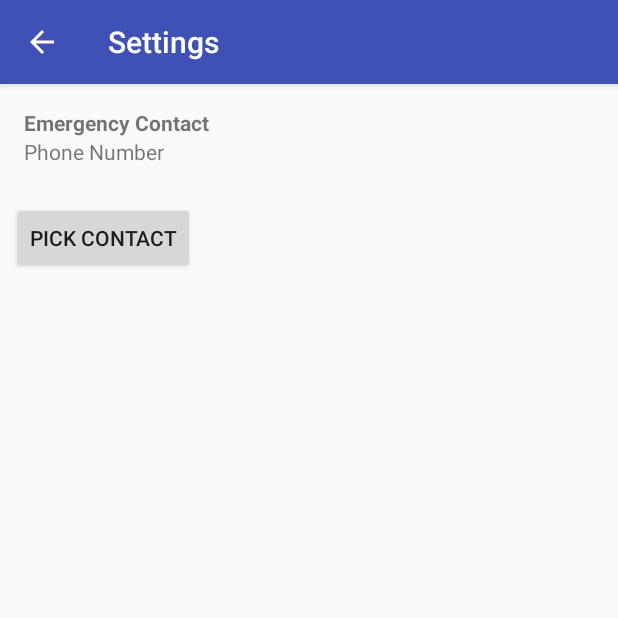
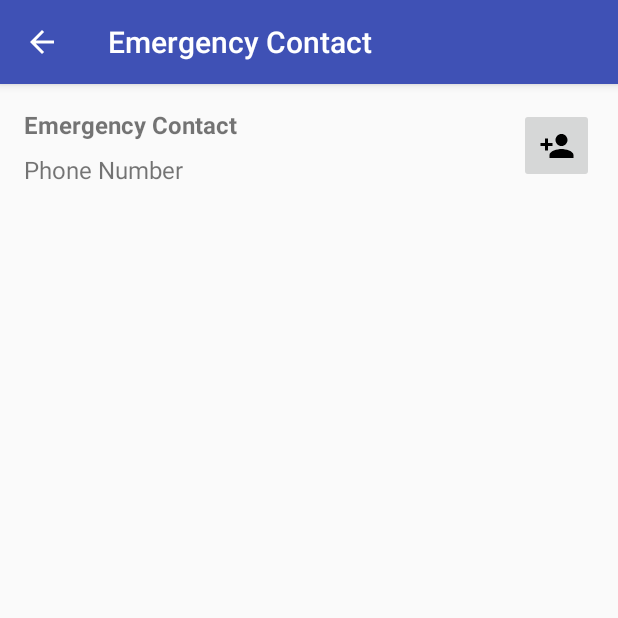
Before and after one commit to katsik/stillStanding, an Android app: the PreferencesScreen screen opened directly, with no data from a screen before it, on a phone screen of 412 x 824 dp, the top half of it. Run offline under Robolectric (Android 15) with nearby library versions, the phone set to English and light mode, and no system bars.

Commit message:
Changed layout of the preferences screen.

```diff
--- a/app/src/main/java/com/sleepycookie/stillstanding/PreferencesScreen.java
+++ b/app/src/main/java/com/sleepycookie/stillstanding/PreferencesScreen.java
@@ -15,6 +15,7 @@ import android.support.v7.app.AppCompatActivity;
 import android.util.Log;
 import android.view.View;
 import android.widget.Button;
+import android.widget.ImageButton;
 import android.widget.TextView;
 
 import com.sleepycookie.stillstanding.data.StillStandingPreferences;
@@ -30,7 +31,8 @@ import java.util.List;
 
 public class PreferencesScreen extends AppCompatActivity {
 
-    Button phoneContactsButtton;
+//    Button phoneContactsButtton;
+    ImageButton phoneContactsButtton;
     TextView emergencyNumber;
     TextView emergencyContact;
 
@@ -47,7 +49,8 @@ public class PreferencesScreen extends AppCompatActivity {
         // Enable the Up button
         ab.setDisplayHomeAsUpEnabled(true);
 
-        phoneContactsButtton = (Button) findViewById(R.id.set_contact);
+//        phoneContactsButtton = (Button) findViewById(R.id.set_contact);
+        phoneContactsButtton = (ImageButton) findViewById(R.id.set_contact);
         emergencyContact = (TextView) findViewById(R.id.contact_name);
         emergencyNumber = (TextView) findViewById(R.id.contact_phone);
 
--- /dev/null
+++ b/app/src/main/res/drawable/ic_person_add_black_24dp.xml
@@ -0,0 +1,9 @@
+<vector xmlns:android="http://schemas.android.com/apk/res/android"
+        android:width="24dp"
+        android:height="24dp"
+        android:viewportWidth="24.0"
+        android:viewportHeight="24.0">
+    <path
+        android:fillColor="#FF000000"
+        android:pathData="M15,12c2.21,0 4,-1.79 4,-4s-1.79,-4 -4,-4 -4,1.79 -4,4 1.79,4 4,4zM6,10L6,7L4,7v3L1,10v2h3v3h2v-3h3v-2L6,10zM15,14c-2.67,0 -8,1.34 -8,4v2h16v-2c0,-2.66 -5.33,-4 -8,-4z"/>
+</vector>
--- a/app/src/main/res/layout/activity_preferences.xml
+++ b/app/src/main/res/layout/activity_preferences.xml
@@ -8,32 +8,45 @@
     android:orientation="vertical">
 
 
-    <LinearLayout
+    <RelativeLayout
         android:layout_width="match_parent"
         android:layout_height="wrap_content"
+        android:orientation="horizontal">
+
+        <LinearLayout
+            android:layout_width="wrap_content"
+            android:layout_height="wrap_content"
             android:orientation="vertical"
-        android:padding="16dp">
+            android:padding="16dp"
+            android:layout_toLeftOf="@+id/set_contact"
+            android:layout_alignParentLeft="true">
 
             <TextView
                 android:layout_width="match_parent"
                 android:layout_height="wrap_content"
                 android:id="@+id/contact_name"
                 android:text="@string/placeholder_name"
-            android:textStyle="bold"/>
+                android:textStyle="bold"
+                android:textSize="16sp"
+                android:layout_marginBottom="8dp"/>
 
             <TextView
                 android:layout_width="match_parent"
                 android:layout_height="wrap_content"
                 android:id="@+id/contact_phone"
-            android:text="@string/placholder_phone"/>
+                android:text="@string/placholder_phone"
+                android:textSize="16sp"/>
 
         </LinearLayout>
 
-    <Button
+        <ImageButton
             android:id="@+id/set_contact"
-        android:layout_width="wrap_content"
-        android:layout_height="wrap_content"
-        android:text="@string/pick_contact"
-        android:layout_margin="8dp"/>
+            android:layout_width="50dp"
+            android:layout_height="50dp"
+            android:src="@drawable/ic_person_add_black_24dp"
+            android:layout_margin="16dp"
+            android:layout_alignParentRight="true" />
+
+    </RelativeLayout>
 
 </LinearLayout>
--- a/app/src/main/res/values/strings.xml
+++ b/app/src/main/res/values/strings.xml
@@ -12,5 +12,5 @@
     <string name="pick_contact">Pick Contact</string>
     <string name="action_settings">Settings</string>
     <string name="label_read_data">Fall Detection</string>
-    <string name="label_preferences">Settings</string>
+    <string name="label_preferences">Emergency Contact</string>
 </resources>
```
Lines whose indentation alone changed are shown as unchanged.
